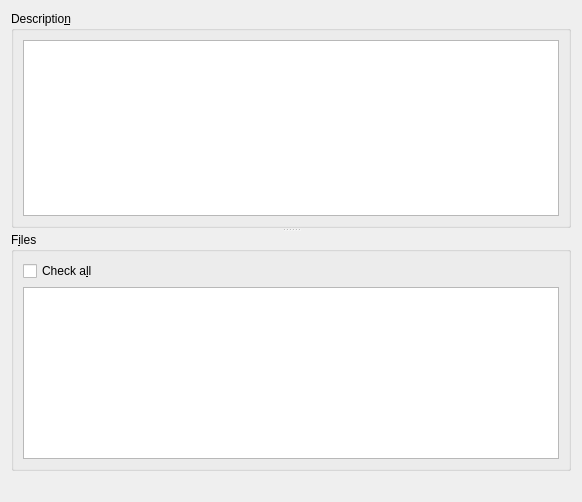
The window that src/plugins/vcsbase/submiteditorwidget.ui (qt-creator/qt-creator) describes before a commit, drawn with Qt 5.
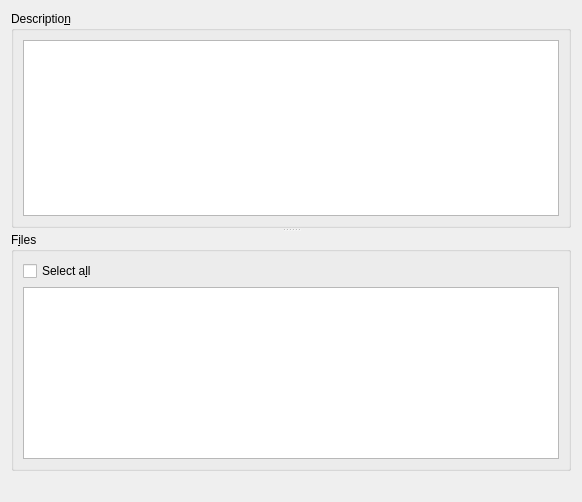
The same window after the commit. Custom widgets are drawn as their Qt base class.

Commit message: SubmitEditorWidget: Check all -> Select all

Diff of the .ui file:
```diff
--- a/src/plugins/vcsbase/submiteditorwidget.ui
+++ b/src/plugins/vcsbase/submiteditorwidget.ui
@@ -56,7 +56,7 @@
           <item>
            <widget class="QCheckBox" name="checkAllCheckBox">
             <property name="text">
-             <string>Check a&amp;ll</string>
+             <string>Select a&amp;ll</string>
             </property>
             <property name="tristate">
              <bool>false</bool>
```
The commit also changes 1 other file.
